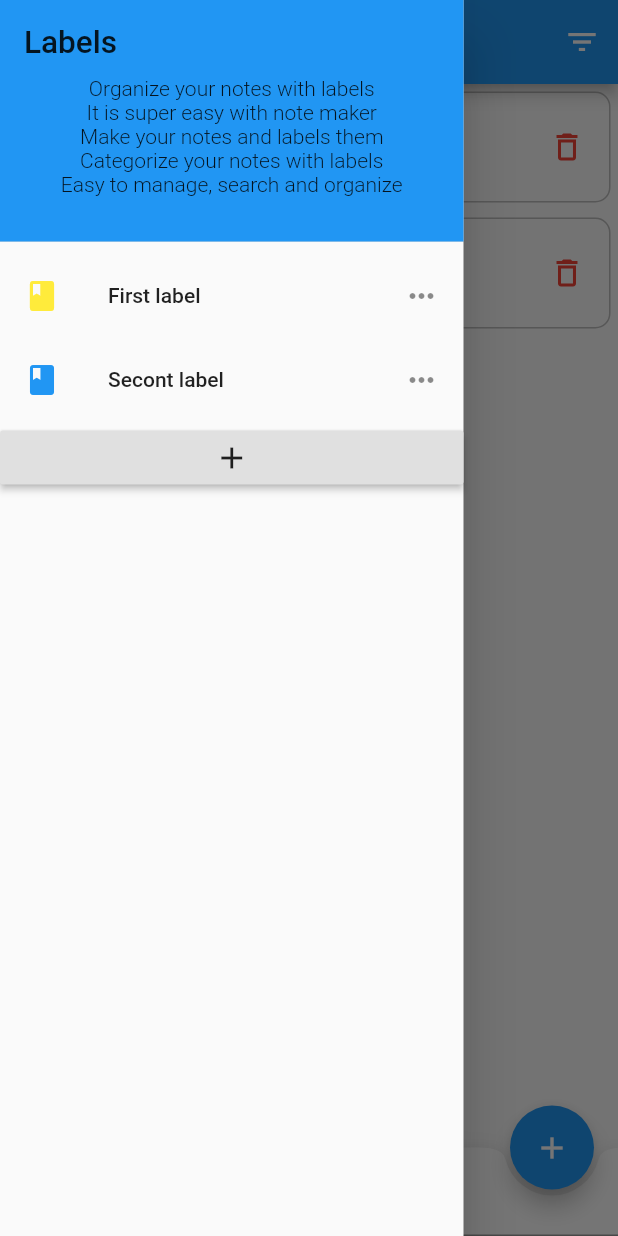
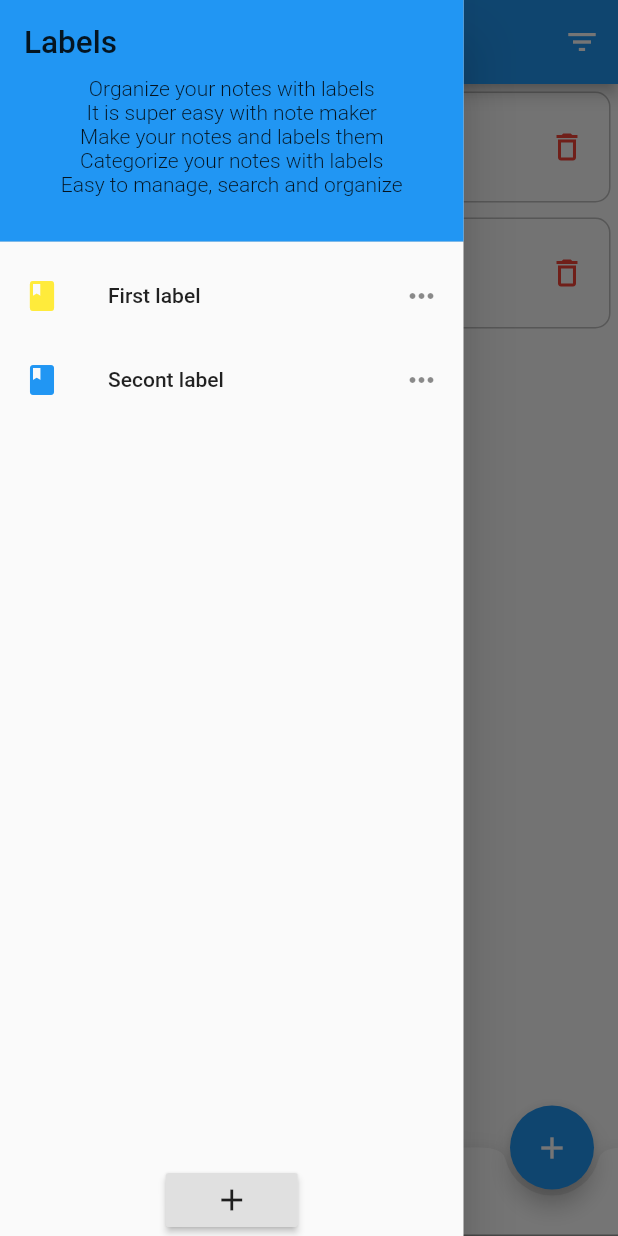
Before and after one commit to yashodgayashan/note-keeper-app, a Flutter app: the screen it shows after launch, with the side drawer open, on a phone screen of 412 x 824 dp. Run offline on Flutter 3.47's test engine with Material 2 defaults, Android fonts, the phone set to English and light mode, and no system bars; our stand-ins replace sqflite; accounts and stored records are empty.

Commit message:
Added footer button to the drawer

```diff
--- a/lib/screens/first_page.dart
+++ b/lib/screens/first_page.dart
@@ -141,12 +141,32 @@ class _MainMenuState extends State<MainMenu> {
       child: Container(
         width: (3 * width) / 4,
         child: Drawer(
-          child: ListView(
+          child: Column(
+            mainAxisSize: MainAxisSize.max,
             children: <Widget>[
               getLeftDrawerHeader(),
-              getLeftDrawerListTile(title: "First label", color: Colors.yellow),
-              getLeftDrawerListTile(title: "Secont label", color: Colors.blue),
-              RaisedButton(onPressed: (){}, child: Icon(Icons.add),)
+              Container(
+                height: 100.0,
+                child: ListView(
+                  children: <Widget>[
+                    getLeftDrawerListTile(
+                        title: "First label", color: Colors.yellow),
+                    getLeftDrawerListTile(
+                        title: "Secont label", color: Colors.blue),
+                  ],
+                ),
+              ),
+              Expanded(
+                child: Align(
+                  alignment: Alignment.bottomCenter,
+                  child: RaisedButton(
+                    onPressed: () {
+                      debugPrint("add");
+                    },
+                    child: Icon(Icons.add),
+                  ),
+                ),
+              ),
             ],
           ),
         ),
```
